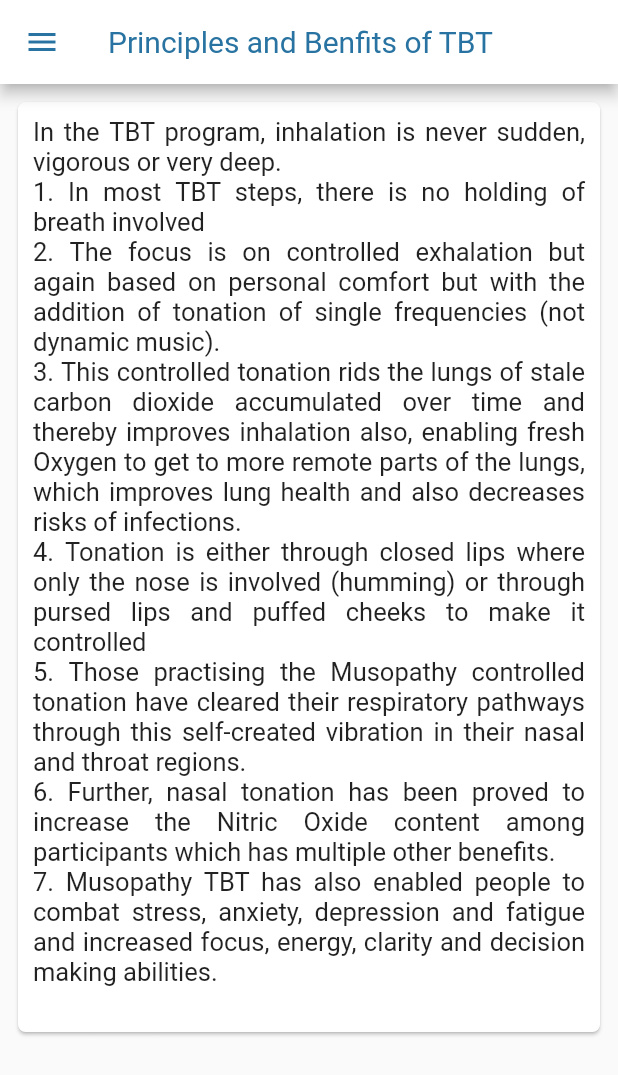
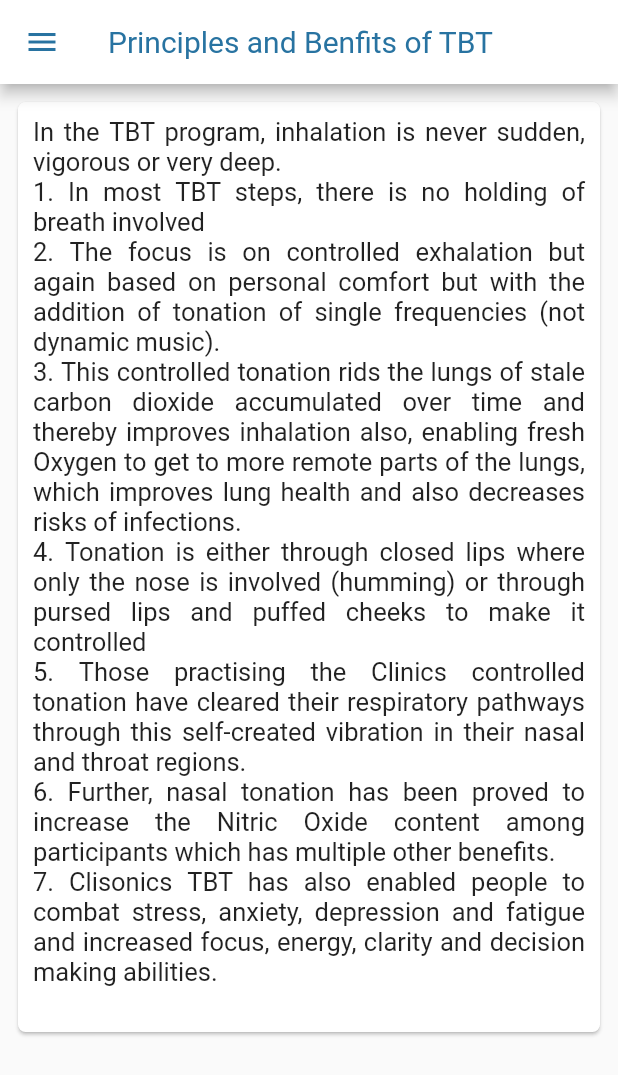
Before and after one commit to piyush445/musopathy, a Flutter app: the Benefits screen opened directly, on a phone screen of 412 x 824 dp. Shown: the top 1075 px of the screen. Run offline on Flutter 3.47's test engine with Material 2 defaults, Android fonts, the phone set to English and light mode, and no system bars; our stand-ins replace cloud_firestore, country_code_picker, data_connection_checker, firebase_auth, firebase_core, fluttertoast and 4 more; missing offline and left inert: draggable_bottom_sheet, flutter_email_sender, razorpay_flutter; accounts and stored records are empty; Roboto replaces fonts that are missing (Ubuntu).

Commit message:
Name change from Musopathy to Clisonics Modified terms and conditions

```diff
--- a/lib/fields/registerwidget.dart
+++ b/lib/fields/registerwidget.dart
@@ -191,11 +191,11 @@ class Registerwidget extends State<Register> {
                             child: AlertDialog(
                               title: Text('Terms and Conditions'),
                               content: Text("""
-MUSOPATHY COVI SUP APP
+CLISONICS APP
 
 OVERVIEW
 
-This Website and App - hereafter referred to as “Content” or simply “Website” are presented by the Musopathy Foundation in collaboration with various partners. Throughout the site, the terms “we”, “us” and “our” refer to Musopathy Foundation. Musopathy Foundation offers this website, including all information, tools and services available from this site to you, the user, conditioned upon your acceptance of all terms, conditions, policies and notices stated here.
+This App - hereafter referred to as “Content” or simply “Website” are presented by Clinical Sonic Solutions, also known as Clisonics in collaboration with various partners. Throughout the site, the terms “we”, “us” and “our” refer to Clisonics.  Clisonics offers this website, including all information, tools and services available from this site to you, the user, conditioned upon your acceptance of all terms, conditions, policies and notices stated here.
 
 By accessing and / or purchasing content  from us, you engage in our “Service” and agree to be bound by the following terms and conditions (“Terms of Service”, “Terms”), including those additional terms and conditions and policies referenced herein and/or available by hyperlink. These Terms of Service apply to all users of the site, including without limitation users who are browsers, vendors, customers, merchants, and/ or contributors of content.
 
@@ -295,11 +295,11 @@ You agree that from time to time we may remove the service for indefinite period
 
 You expressly agree that your use of, or inability to use, the service is at your sole risk. The service and all products and services delivered to you through the service are (except as expressly stated by us) provided 'as is' and 'as available' for your use, without any representation, warranties or conditions of any kind, either express or implied, including all implied warranties or conditions of merchantability, merchantable quality, fitness for a particular purpose, durability, title, and non-infringement.
 
-In no case shall Musopathy Foundation, our directors, officers, employees, collaborators, partners, affiliates, agents, contractors, interns, suppliers, service providers or licensors be liable for any injury, loss, claim, or any direct, indirect, incidental, punitive, special, or consequential damages of any kind, including, without limitation lost profits, lost revenue, lost savings, loss of data, replacement costs, or any similar damages, whether based in contract, tort (including negligence), strict liability or otherwise, arising from your use of any of the service or any products procured using the service, or for any other claim related in any way to your use of the service or any product, including, but not limited to, any errors or omissions in any content, or any loss or damage of any kind incurred as a result of the use of the service or any content (or product) posted, transmitted, or otherwise made available via the service, even if advised of their possibility. Because some states or jurisdictions do not allow the exclusion or the limitation of liability for consequential or incidental damages, in such states or jurisdictions, our liability shall be limited to the maximum amount spent by you to purchase our content and no more than that.
+In no case shall Clisonics, our directors, officers, employees, collaborators, partners, affiliates, agents, contractors, interns, suppliers, service providers or licensors be liable for any injury, loss, claim, or any direct, indirect, incidental, punitive, special, or consequential damages of any kind, including, without limitation lost profits, lost revenue, lost savings, loss of data, replacement costs, or any similar damages, whether based in contract, tort (including negligence), strict liability or otherwise, arising from your use of any of the service or any products procured using the service, or for any other claim related in any way to your use of the service or any product, including, but not limited to, any errors or omissions in any content, or any loss or damage of any kind incurred as a result of the use of the service or any content (or product) posted, transmitted, or otherwise made available via the service, even if advised of their possibility. Because some states or jurisdictions do not allow the exclusion or the limitation of liability for consequential or incidental damages, in such states or jurisdictions, our liability shall be limited to the maximum amount spent by you to purchase our content and no more than that.
 
 SECTION 13 - INDEMNIFICATION
 
-You agree to indemnify, defend and hold harmless Musopathy Foundation and our parent, subsidiaries, collaborators, partners, affiliates, partners, officers, directors, agents, contractors, licensors, service providers, subcontractors, suppliers, interns and employees, harmless from any claim or demand, including reasonable attorneys’ fees, made by any third-party due to or arising out of your breach of these Terms of Service or the documents they incorporate by reference, or your violation of any law or the rights of a third-party.
+You agree to indemnify, defend and hold harmless Clisonics and our parent, subsidiaries, collaborators, partners, affiliates, partners, officers, directors, agents, contractors, licensors, service providers, subcontractors, suppliers, interns and employees, harmless from any claim or demand, including reasonable attorneys’ fees, made by any third-party due to or arising out of your breach of these Terms of Service or the documents they incorporate by reference, or your violation of any law or the rights of a third-party.
 
 SECTION 14 - SEVERABILITY
 
@@ -333,7 +333,7 @@ We reserve the right, at our sole discretion, to update, change or replace any p
 
 SECTION 19 - CONTACT INFORMATION
 
-Questions about the Terms of Service should be sent to us at wellness@musopathy.com
+Questions about the Terms of Service should be sent to us at wellness@clisonics.com
 
 
 PRIVACY POLICY
@@ -355,7 +355,7 @@ When you provide us with personal information to complete a transaction, verify
 If we ask for your personal information for a secondary reason, like marketing, we will either ask you directly for your expressed consent, or provide you with an opportunity to say no.
 
 How do I withdraw my consent?
-If after you opt-in, you change your mind, you may withdraw your consent for us to contact you, for the continued collection, use or disclosure of your information, at anytime, by contacting us at wellness@musopathy.com or mailing us at: Musopathy Foundation, A Unit of Ravikiran Foundation of India, 105, 2nd cross, VGP Layout, Palavakkam, Chennai 600041
+If after you opt-in, you change your mind, you may withdraw your consent for us to contact you, for the continued collection, use or disclosure of your information, at anytime, by contacting us at wellness@clisonics.com
 
 SECTION 3 - DISCLOSURE
 We may disclose your personal information if we are required by law to do so or if you violate our Terms of Service.
@@ -366,7 +366,7 @@ We use Razorpay or other appropriate platforms for processing payments. We/Razor
 
 Our payment gateway adheres to the standards set by PCI-DSS as managed by the PCI Security Standards Council, which is a joint effort of brands like Visa, MasterCard, American Express and Discover.
 PCI-DSS requirements help ensure the secure handling of credit card information by our store and its service providers.
-For more insight, you may also want to read terms and conditions of razorpay on https://razorpay.com
+For more insight, you may also want to read terms and conditions of Vimeo/ Razorpay etc.
 
 SECTION 5 - THIRD-PARTY SERVICES
 
@@ -387,13 +387,13 @@ SECTION 9 - CHANGES TO THIS PRIVACY POLICY
 We reserve the right to modify this privacy policy at any time, so please review it frequently. Changes and clarifications will take effect immediately upon their posting on the website. If we make material changes to this policy, we will notify you here that it has been updated, so that you are aware of what information we collect, how we use it, and under what circumstances, if any, we use and/or disclose it.
 If our store is acquired or merged with another company, your information may be transferred to the new owners so that we may continue to sell products to you.
 QUESTIONS AND CONTACT INFORMATION
-If you would like to: access, correct, amend or delete any personal information we have about you, register a complaint, or simply want more information contact our Privacy Compliance Officer at wellness@musopathy.com or by mail at Musopathy Foundation, 105, 2nd cross, VGP Layout, Palavakkam, Chennai 600041
+If you would like to: access, correct, amend or delete any personal information we have about you, register a complaint, or simply want more information contact our Privacy Compliance Officer at wellness@clisonics.com
 
 REFUND POLICY
 
-Several types of goods are exempt from being returned including Downloadable software products and some health and personal care items like the Tonation Breathing Technique or other Musopathy Programs.  There are no known risks involved in these types of non-strenuous breathing programs especially if you carefully follow the precautions mentioned by us.
+Several types of goods are exempt from being returned including Downloadable software products and some health and personal care items like the Tonation Breathing Technique or other Clisonics Programs.  There are no known risks involved in these types of non-strenuous breathing programs especially if you carefully follow the precautions mentioned by us.
 
-However, if you feel any physical discomfort and can prove that you had any complications solely because of the Musopathy programs within one week of payment, you will be entitled to a 100% refund of the amount you paid.
+However, if you feel any physical discomfort and can prove that you had any complications solely because of the Clisonics programs within one week of payment, you will be entitled to a 100% refund of the amount you paid.
 """),
                               actions: [
                                 TextButton(
--- a/lib/screens/aboutUs.dart
+++ b/lib/screens/aboutUs.dart
@@ -6,16 +6,13 @@ import 'package:musopathy/widgets/custom_drawer.dart';
 class AboutUs extends StatelessWidget {
   final List<Mtbt> data = [
     Mtbt(
-        "Musopathy Foundation is a unit of Ravikiran Foundation of India, a registered tax exempt non-profit.",
+        "Vision: Conduct Research and study the fundamental mechanics and impact of musical sonics on different parts of the brain or body of humans, animals, plants and micro entities in a de-regionalised, de-culturalised and quantifiably precise manner.",
         Colors.white),
     Mtbt(
-        "Vision:  Study the fundamental mechanics of musical impact on different parts of the brain or body of humans, animals, plants and micro entities in a de-regionalised, de-culturalised and quantifiably precise manner.",
+        "Mission:  Find non-pharmacological Health Solutions for diverse conditions related to well-being and  management of stress and pain.",
         Colors.white),
     Mtbt(
-        "Mission:  Find Health Solutions for diverse conditions including but not limited to Covid, COPD and ARDS, Sinus, Immunological and Psycho-neurological issues, muscular stress, pain management especially where pharmacological interventions have not succeeded so far or produce side effects and allergic reactions among patients and offer the same to the public at affordable costs.",
-        Colors.white),
-    Mtbt(
-        "Activities: Health and Wellness Solutions such as Mind Engineering and Management (MEM) and Tonation Breathing Techniques (TBT) Courses for individuals and organizations which includes Leadership Training, Creation of Excellence & Team Building.",
+        "Activities: Health and Wellness Solutions Sessions for individual and groups using TBT,  Mind Engineering and Management (MEM) Sessions and Courses for individuals and organisations which includes Leadership Training, Creation of Excellence and Team Building, Creation of Websites, Apps and Channels to empower everyone to improve their health at nominal costs.",
         Colors.white),
     // Mtbt(
     //     "The Team\n\nDr Uma Ranjan, Executive Director\nM S and Ph D from IISc, Bangalore with over 30 years of research experience in academics and industry. Her areas of expertise are mathematical modeling, translational research and computational neuroscience. Uma has directed several new product developments successfully.\n\nDr C N Ramchand, Director\nDr Ramchand has a rich background in drug discovery, nanotechnology and nutraceuticals. He has held key leadership roles in Kemin Industries, Sun Pharma, University of Sheffield and Northern General Hospital Sheffield, UK. Dr Ramchand is a visiting professor at  Swineburne University, Australia and CEO and CSO for over five drug development startups.\n\nDr Eswar Krishnan\nDr Eswar Krishnan, a degree holder from the University of Kerala Medical College, is a physician-scientist specializing in treatment of arthritis and autoimmune diseases based in Indianapolis, Indiana.He is a drug development leader for the multinational company, Eli Lilly.\n\nChitravina N Ravikiran, Specialist Consultant\nA trend setter from age two, Ravikiran (www.ravikiranmusic.com) has been hailed by the world media as “The Mozart of Indian music” (Belgium TV) and enthralled record audiences with his “Teasing precision and dazzling effects” (New York Times).  Youngest to win the President of India’s Senior SNA Award for artistic excellence, Ravikiran is the inventor of Melharmony in world music and initiator of Musopathy.\n",
--- a/lib/screens/benefitstbt.dart
+++ b/lib/screens/benefitstbt.dart
@@ -11,9 +11,9 @@ In the TBT program, inhalation is never sudden, vigorous or very deep.
 2. The focus is on controlled exhalation but again based on personal comfort but with the addition of tonation of single frequencies (not dynamic music).
 3. This controlled tonation rids the lungs of stale carbon dioxide accumulated over time and thereby improves inhalation also, enabling fresh Oxygen to get to more remote parts of the lungs, which improves lung health and also decreases risks of infections.
 4. Tonation is either through closed lips where only the nose is involved (humming) or through pursed lips and puffed cheeks to make it controlled
-5. Those practising the Musopathy controlled tonation have cleared their respiratory pathways through this self-created vibration in their nasal and throat regions.
+5. Those practising the Clinics controlled tonation have cleared their respiratory pathways through this self-created vibration in their nasal and throat regions.
 6. Further, nasal tonation has been proved to increase the Nitric Oxide content among participants which has multiple other benefits.
-7. Musopathy TBT has also enabled people to combat stress, anxiety, depression and fatigue and increased focus, energy, clarity and decision making abilities.
+7. Clisonics TBT has also enabled people to combat stress, anxiety, depression and fatigue and increased focus, energy, clarity and decision making abilities.
         """, Colors.white),
 
     // Mtbt(, c),
--- a/lib/screens/contact.dart
+++ b/lib/screens/contact.dart
@@ -46,7 +46,7 @@ class _ContactScreenState extends State<ContactScreen> {
                   Email email = Email(
                     body: 'Email body',
                     subject: 'Email subject',
-                    recipients: ['Wellness@musopathy.com'],
+                    recipients: ['wellness@clisonics.com'],
                     isHTML: false,
                   );
 
@@ -73,7 +73,7 @@ class _ContactScreenState extends State<ContactScreen> {
                             //       fontFamily: 'Poppins', fontSize: 20),
                             // ),
                             Text(
-                              "Musopathy Foundation",
+                              "Clinical Sonic Solutions",
                               textAlign: TextAlign.justify,
                               style: TextStyle(
                                   fontFamily: 'Poppins',
@@ -87,13 +87,13 @@ class _ContactScreenState extends State<ContactScreen> {
                                   fontFamily: 'Poppins', fontSize: 20),
                             ),
                             Text(
-                              "www.musopathy.com",
+                              "clisonics.com",
                               textAlign: TextAlign.justify,
                               style: TextStyle(
                                   fontFamily: 'Poppins', fontSize: 18),
                             ),
                             Text(
-                              "wellness@musopathy.com",
+                              "wellness@clisonics.com",
                               textAlign: TextAlign.justify,
                               style: TextStyle(
                                   fontFamily: 'Poppins', fontSize: 18),
--- a/lib/screens/introPage2.dart
+++ b/lib/screens/introPage2.dart
@@ -68,7 +68,7 @@ class WebViewExampleState extends State<WebViewExample> {
           // centerTitle: true,
           backgroundColor: Colors.white,
           title: Text(
-            'M U S O P A T H Y',
+            'C L I S O N I C S',
             style: TextStyle(
               fontFamily: 'Ubuntu',
               fontSize: 20,
@@ -131,7 +131,7 @@ class WebViewExampleState extends State<WebViewExample> {
               Padding(
                 padding: const EdgeInsets.all(16.0),
                 child: Text(
-                  "The Musopathy TBT Health and Wellness App consists of instructional videos of non-strenuous Tonation Breathing Techniques (TBTs) that can help you combat several conditions including Respiratory issues related to Common Cold, Covid, COPD, Muscular tension, Sinus headaches, Sleep disorders, Stress, Anxiety, Depression, Aggression, Anger, Panic & Phobia and other Behavioral issues.  It also helps in Pain Management and Mind Management by increasing focus, clarity, calmness, energy, stamina, and equanimity. The TBT Wellness Videos** are of two types: (a) TBT Techniques such as Nasal Tonation, Buzz Tonation, Pursed Lips Tonation & Pronal Tonation and (b) Applications for various conditions mentioned above.  The duration of each video has been intentionally kept short to enable participants to stay focused and grasp the technique easily and do it themselves thereafter.",
+                  "The Clisonics TBT Health and Wellness App consists of instructional videos of non-strenuous Tonation Breathing Techniques (TBTs) that can help you combat several conditions.  Respiratory issues from Common Cold to ARDS & COPD, Muscular tension, Sinus headaches, Sleep disorders, Stress, Anxiety, Depression, Aggression, Anger, Panic & Phobia and other Behavioral issues.  It also helps in Pain Management and Mind Management by increasing focus, clarity, calmness, energy, stamina, and equanimity. The TBT Wellness Videos** are of two types: (a) TBT Techniques such as Nasal Tonation, Buzz Tonation, Pursed Lips Tonation & Pronal Tonation and (b) Applications for various conditions mentioned above.  The duration of each video has been intentionally kept short to enable participants to stay focused and grasp the technique easily and do it themselves thereafter. For optimal results, it is strongly recommended that you schedule online or live individual or group Wellness or Excellence training sessions with out experts by emailing wellness@clisonics.com.",
                   textAlign: TextAlign.justify,
                   style: TextStyle(fontFamily: 'Poppins', fontSize: 18),
                 ),
--- a/lib/screens/mtbtshow.dart
+++ b/lib/screens/mtbtshow.dart
@@ -6,16 +6,13 @@ import 'package:musopathy/widgets/custom_drawer.dart';
 class Mtbtshow extends StatelessWidget {
   final List<Mtbt> data = [
     Mtbt(
-        "Musopathy is the study of the fundamental mechanics of musical impact on different parts of the brain or body of humans, animals, plants and micro entities in a quantifiably precise manner.  Musopathy re-engineers the arena of Music Therapy with its de-regionalised and de-culturalised creations of Clinical Music for more precise studies and is therefore an exciting area with huge therapeutic as well as commercial potential.",
-        Colors.white),
-    Mtbt(
-        "Applied Musopathy offers specially evolved evidence-based Health and Wellness solutions through its Tonation Breathing Techniques (TBT) or other programs for a variety of health conditions. There are also specialized Mind Engineering and Management (MEM) Courses for Individual and Organizational Wellbeing.",
+        "Clisonics offers specially evolved evidence-based Health and Wellness solutions through its Tonation Breathing Techniques (TBT) or other programs for a variety of health conditions. There are also specialized Mind Engineering and Management (MEM) Courses for Individual and Organizational Wellbeing.",
         Colors.white),
     Mtbt(
         "Tonation Breathing Techniques (TBT): A unique combination of diverse non-strenuous specialized breathing techniques with the unique addition of Tonation which is anchored on published studies in leading journals",
         Colors.white),
     Mtbt(
-        "UUniqueness \n\nOptimal benefits:  Many programs focus on Breathing techniques, music therapy, mindfulness, meditation, biofeedback etc. By uniquely introducing Tonatio to most breathing techniques, the TBT program gives exponential benefits to patients as well as healthy participants.\n\n Simplified: TBT includes only the easiest techniques and simplifications of even seemingly challenging ones from other programs to not tax even the severely weakened. Variations: Several variations have been introduced to provide higher benefits by engaging more of the respiratory pathways.\n\n Minimalistic approach: TBT emphasises on the most essential techniques to ensure that even 2-3 minutes .\nFocus: The TBT twin mantra of Mindfulness and Restfulness is life enhancing and - at times, life saving. \n ",
+        "Uniqueness \n\nOptimal benefits:  Many programs focus on Breathing techniques, music therapy, mindfulness, meditation, biofeedback etc. By uniquely introducing Tonatio to most breathing techniques, the TBT program gives exponential benefits to patients as well as healthy participants.\n\n Simplified: TBT includes only the easiest techniques and simplifications of even seemingly challenging ones from other programs to not tax even the severely weakened. Variations: Several variations have been introduced to provide higher benefits by engaging more of the respiratory pathways.\n\n Minimalistic approach: TBT emphasises on the most essential techniques to ensure that even 2-3 minutes .\nFocus: The TBT twin mantra of Mindfulness and Restfulness is life enhancing and - at times, life saving. \n ",
         Colors.white),
     // Mtbt(, c),
     // Mtbt(text, c),
--- a/lib/screens/payment.dart
+++ b/lib/screens/payment.dart
@@ -186,13 +186,13 @@ class _PaymentState extends State<Payment> {
                             child: AlertDialog(
                               title: Text('Precautions and Disclaimers'),
                               content: Text("""
-There are no known risks associated with the Musopathy Tonation Breathing Techniques (TBT) program.  It has been designed to be less strenuous than talking.   But please note and follow the PRECAUTIONS below carefully.
+There are no known risks associated with the Clinics Tonation Breathing Techniques (TBT) program.  It has been designed to be less strenuous than talking.   But please note and follow the PRECAUTIONS below carefully.
 
-Do not begin any exercises including the Musopathy techniques if you have high fever, difficulty breathing, chest pain or heart palpitations or new swelling in your legs.
+Do not begin any exercises including the Clinics techniques if you have high fever, difficulty breathing, chest pain or heart palpitations or new swelling in your legs.
 Stop immediately if you develop dizziness, undue shortness of breath, chest pain, cool, clammy skin, fatigue, irregular heartbeat or any symptoms you consider an emergency.
 Get emergency attention immediately if these symptoms don’t stop with rest or if you experience any change in physical or mental status from your normal capacity.
 
-Musopathy Tonation Breathing Techniques (TBT) program is only a supplement to - and not a substitute for - standard clinical treatment. So do NOT stop your medication without your Doctor’s consent.
+Clisonics Tonation Breathing Techniques (TBT) program is only a supplement to - and not a substitute for - standard clinical treatment. So do NOT stop your medication without your Doctor’s consent.
 
                                         """),
                               actions: [
@@ -246,7 +246,7 @@ Musopathy Tonation Breathing Techniques (TBT) program is only a supplement to -
     var options = {
       'key': 'rzp_test_NHgsWGJDPm1A5h',
       'amount': amount * 100,
-      'name': 'MUSOPATHY',
+      'name': 'CLISONICS',
       'description': 'videos access',
       'prefill': {'contact': '', 'email': ''},
       'external': {
--- a/lib/widgets/upperUI.dart
+++ b/lib/widgets/upperUI.dart
@@ -27,7 +27,7 @@ class UpperUI extends StatelessWidget {
                     bottom: 200,
                     left: 90,
                     child: Text(
-                      'MUSOPATHY',
+                      'CLISONICS',
                       style: TextStyle(
                           fontFamily: 'Ubuntu',
                           fontSize: 22.0,
```
